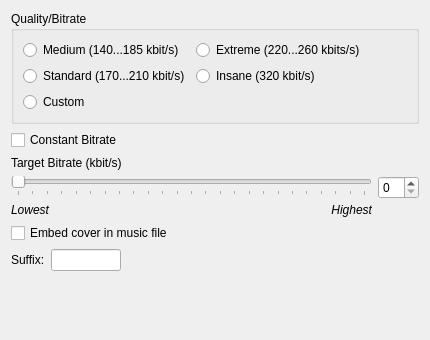
This is widgets/lamewidgetUI.ui in janbar/CDDA-Ripper as Qt 5 draws it before an edit. The edited form follows.
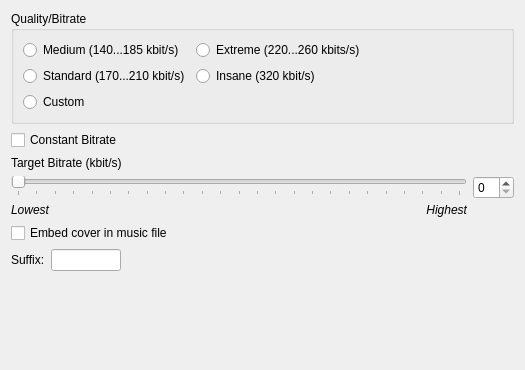
This is the edited form.

```diff
--- a/widgets/lamewidgetUI.ui
+++ b/widgets/lamewidgetUI.ui
@@ -6,8 +6,8 @@
    <rect>
     <x>0</x>
     <y>0</y>
-    <width>430</width>
-    <height>340</height>
+    <width>525</width>
+    <height>370</height>
    </rect>
   </property>
   <property name="sizePolicy">
@@ -19,14 +19,14 @@
   <property name="minimumSize">
    <size>
     <width>430</width>
-    <height>300</height>
+    <height>370</height>
    </size>
   </property>
   <layout class="QGridLayout" name="gridLayout_2">
    <item row="0" column="0">
     <widget class="QGroupBox" name="groupBox">
      <property name="sizePolicy">
-      <sizepolicy hsizetype="Preferred" vsizetype="Expanding">
+      <sizepolicy hsizetype="Preferred" vsizetype="Preferred">
        <horstretch>0</horstretch>
        <verstretch>0</verstretch>
       </sizepolicy>
@@ -300,7 +300,7 @@
      <property name="sizeHint" stdset="0">
       <size>
        <width>20</width>
-       <height>0</height>
+       <height>40</height>
       </size>
      </property>
     </spacer>
```
Left out of the diff: 144 changed lines with no effect on the pictures.
